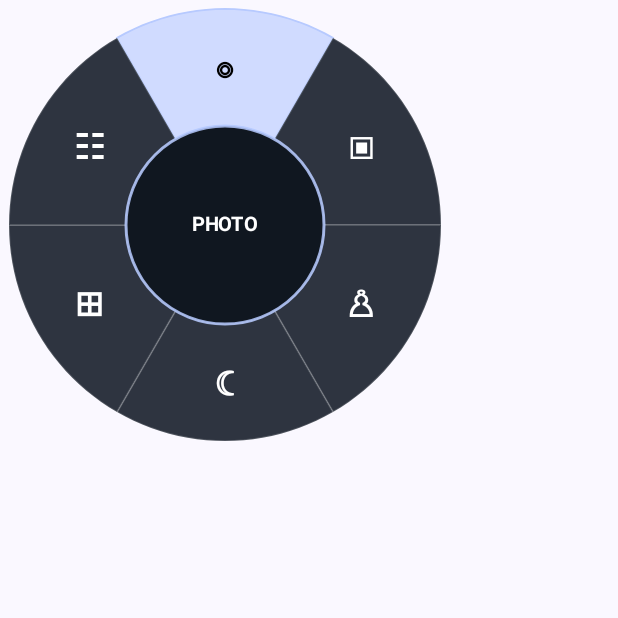
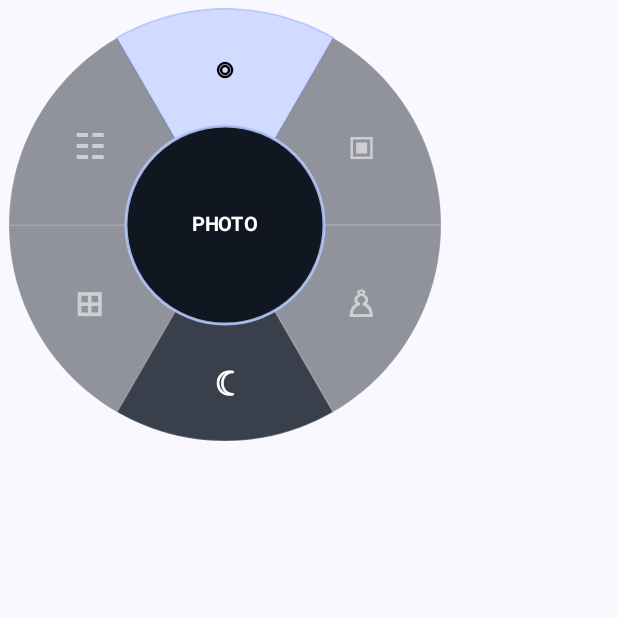
Before and after one commit to Thuya-Myint/pocam, an Android app built with Jetpack Compose: the composable RadialModeWheel shown on its own in the app's theme, on a phone screen of 412 x 824 dp, the top half of it. Run offline under Robolectric (Android 15) with nearby library versions, the phone set to English and light mode, and no system bars; libraries missing offline, so code that uses them is left out: androidx.camera.camera2, androidx.camera.core, androidx.camera.extensions, androidx.camera.lifecycle, androidx.camera.video and 1 more; 8 statements that could not run were skipped.

Commit message:
feat(ui): widen curved zoom dial and apply smooth feathered edge fade to radial mode wheel

```diff
--- a/app/src/main/java/com/pocam/camera/ui/components/CameraOverlays.kt
+++ b/app/src/main/java/com/pocam/camera/ui/components/CameraOverlays.kt
@@ -100,7 +100,7 @@ fun ZoomRail(
             color = accent, fontSize = 18.sp, fontWeight = FontWeight.Bold,
             modifier = Modifier.background(Color(0xD91B1F28), RoundedCornerShape(20.dp))
                 .padding(horizontal = 18.dp, vertical = 5.dp))
-        Box(Modifier.width(230.dp).height(82.dp)
+        Box(Modifier.width(310.dp).height(94.dp)
             .pointerInput(Unit) {
                 awaitEachGesture {
                     val down = awaitFirstDown(requireUnconsumed = false)
@@ -126,8 +126,8 @@ fun ZoomRail(
             }, contentAlignment = Alignment.Center) {
             Canvas(Modifier.fillMaxSize()) {
                 val cx = size.width / 2f
-                val radius = size.width * .48f
-                val cy = size.height + radius * .27f
+                val radius = size.width * .49f
+                val cy = size.height + radius * .34f
                 for (i in 0..48) {
                     val theta = Math.toRadians((198f + 144f * i / 48f).toDouble())
                     val major = i % 8 == 0
--- a/app/src/main/java/com/pocam/camera/ui/components/RadialModeWheel.kt
+++ b/app/src/main/java/com/pocam/camera/ui/components/RadialModeWheel.kt
@@ -16,6 +16,7 @@ import androidx.compose.ui.Modifier
 import androidx.compose.ui.geometry.Offset
 import androidx.compose.ui.graphics.Color
 import androidx.compose.ui.graphics.Path
+import androidx.compose.ui.graphics.graphicsLayer
 import androidx.compose.ui.graphics.drawscope.Stroke
 import androidx.compose.ui.platform.LocalContext
 import androidx.compose.ui.text.font.FontWeight
@@ -73,9 +74,14 @@ fun RadialModeWheel(selected: CameraMode, modifier: Modifier = Modifier) {
                 }
                 path.close()
                 val isActive = i == index
-                drawPath(path, if (isActive) accent.copy(alpha = .62f)
-                    else Color(0xEE202733))
-                drawPath(path, if (isActive) accent else Color.White.copy(alpha = .16f),
+                // Fade sectors gradually near the horizontal edges of the dial.
+                val angle = Math.toRadians(mid.toDouble())
+                val edgeFactor = kotlin.math.abs(kotlin.math.sin(angle)).toFloat()
+                val feather = .10f + .90f * edgeFactor * edgeFactor * (3f - 2f * edgeFactor)
+                drawPath(path, if (isActive) accent.copy(alpha = .62f * feather)
+                    else Color(0xFF202733).copy(alpha = .88f * feather))
+                drawPath(path, if (isActive) accent.copy(alpha = feather)
+                    else Color.White.copy(alpha = .16f * feather),
                     style = Stroke(1.2.dp.toPx()))
             }
             drawCircle(Color(0xFF101720), inner)
@@ -85,10 +91,13 @@ fun RadialModeWheel(selected: CameraMode, modifier: Modifier = Modifier) {
             val rad = Math.toRadians((-90f + i * 60f + rotation).toDouble())
             val x = (105 * cos(rad)).dp
             val y = (105 * sin(rad)).dp
+            val edgeFactor = kotlin.math.abs(kotlin.math.sin(rad)).toFloat()
+            val feather = .12f + .88f * edgeFactor * edgeFactor * (3f - 2f * edgeFactor)
             Text(modeSymbol(mode), color = if (i == index) Color.Black else Color.White,
                 fontSize = 23.sp, fontWeight = FontWeight.Bold,
                 modifier = Modifier.align(Alignment.Center)
-                    .then(Modifier.offset(x = x, y = y)))
+                    .offset(x = x, y = y)
+                    .graphicsLayer { alpha = feather })
         }
         Text(selected.name, color = Color.White, fontSize = 13.sp,
             fontWeight = FontWeight.Bold)
```
